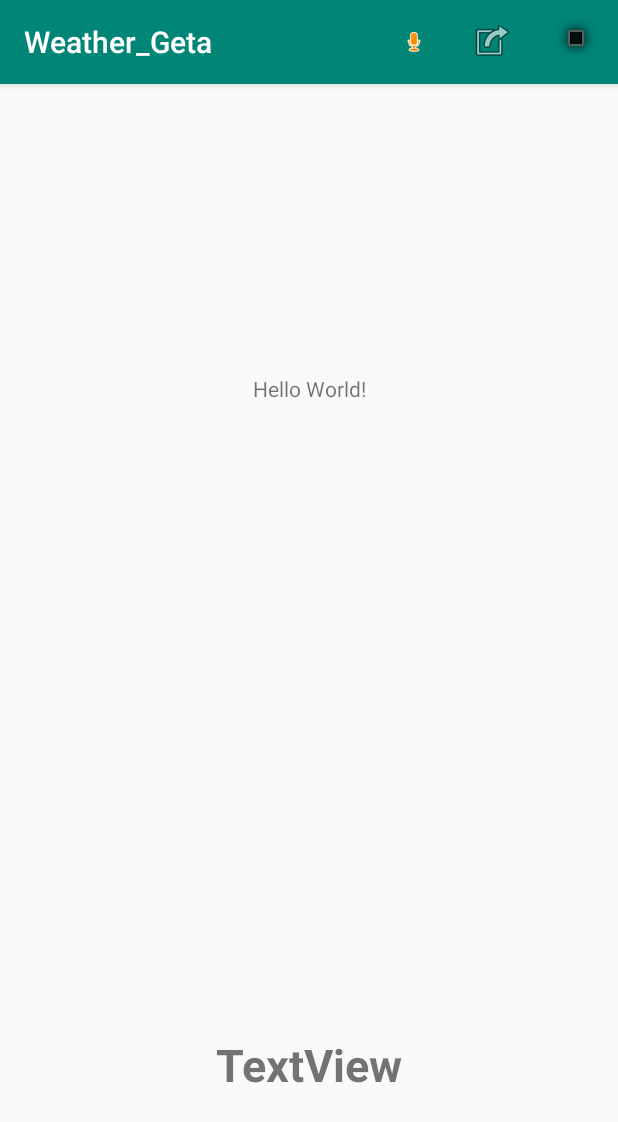
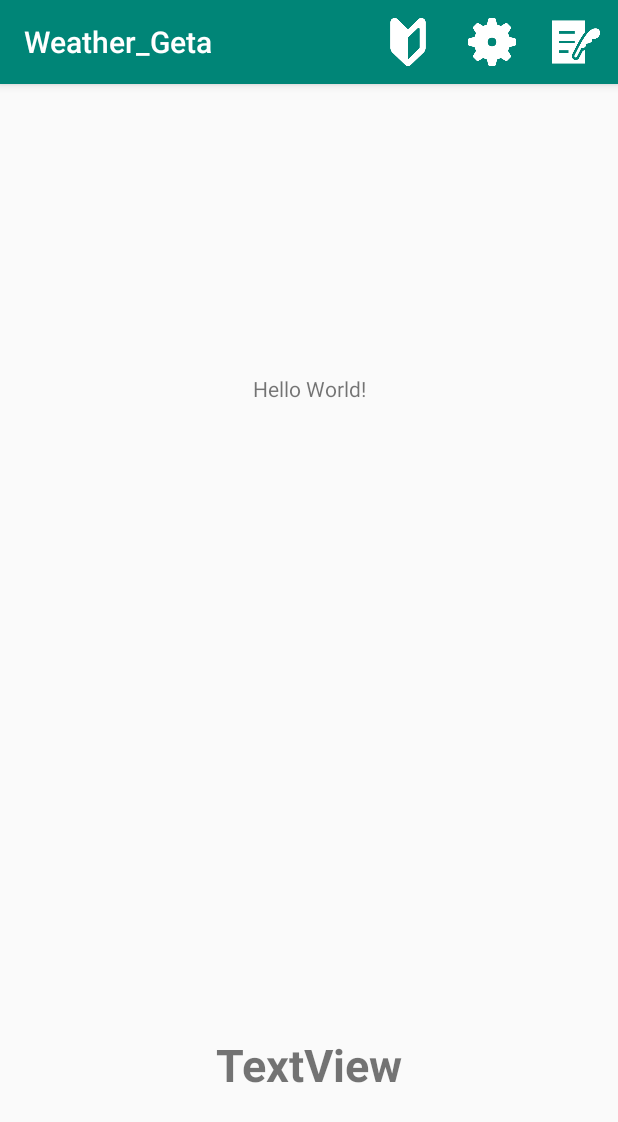
Before and after one commit to Bluewind12/Weather_Geta, an Android app: the screen it shows after launch (MainActivity), on a phone screen of 412 x 824 dp. Shown: the top 1122 px of the screen. Run offline under Robolectric (Android 15) with nearby library versions, the phone set to English and light mode, and no system bars.

Commit message:
アイコンの追加、変更

```diff
--- a/app/src/main/res/menu/main_option_menu.xml
+++ b/app/src/main/res/menu/main_option_menu.xml
@@ -4,17 +4,17 @@
     <item
             android:id="@+id/menu1"
             android:title="@string/description"
-            android:icon="@android:drawable/presence_audio_away"
+            android:icon="@drawable/icon_leaf_256"
             app:showAsAction="ifRoom"/>
     <item
             android:id="@+id/menu2"
             android:title="@string/setting"
-            android:icon="@android:drawable/ic_menu_set_as"
+            android:icon="@drawable/icon_gear_256"
             app:showAsAction="ifRoom"/>
     <item
             android:id="@+id/menu3"
             android:title="@string/privacy"
-            android:icon="@android:drawable/alert_dark_frame"
+            android:icon="@drawable/icon_document_256"
             app:showAsAction="ifRoom"/>
 
 </menu>
```
Also changed, not shown: app/src/main/res/drawable/icon_document_256.png (added), app/src/main/res/drawable/icon_gear_256.png (added), app/src/main/res/drawable/icon_leaf_256.png (added).
